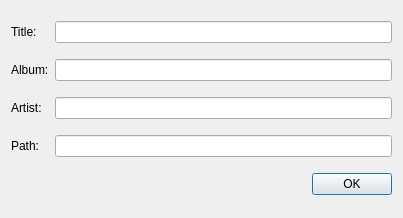
Before: the Qt Designer form propertiesfile.ui in zakariakov/goldfinch, drawn with Qt 5.
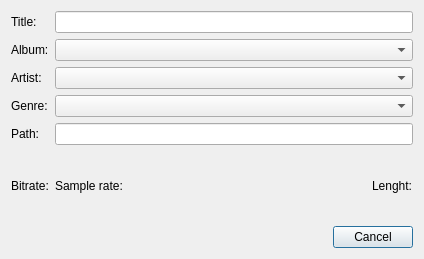
After: the same form once the commit is applied.

What changed in the file:
```diff
--- a/propertiesfile.ui
+++ b/propertiesfile.ui
@@ -6,8 +6,8 @@
    <rect>
     <x>0</x>
     <y>0</y>
-    <width>403</width>
-    <height>218</height>
+    <width>424</width>
+    <height>259</height>
    </rect>
   </property>
   <property name="windowTitle">
@@ -36,9 +36,9 @@
     </widget>
    </item>
    <item row="1" column="1">
-    <widget class="QLineEdit" name="lineEditAlbum">
-     <property name="readOnly">
-      <bool>true</bool>
+    <widget class="QComboBox" name="comboBoxAlbum">
+     <property name="editable">
+      <bool>false</bool>
      </property>
     </widget>
    </item>
@@ -50,33 +50,85 @@
     </widget>
    </item>
    <item row="2" column="1">
-    <widget class="QLineEdit" name="lineEditArtist">
-     <property name="readOnly">
-      <bool>true</bool>
+    <widget class="QComboBox" name="comboBoxArtist">
+     <property name="editable">
+      <bool>false</bool>
      </property>
     </widget>
    </item>
    <item row="3" column="0">
+    <widget class="QLabel" name="label_9">
+     <property name="text">
+      <string>Genre:</string>
+     </property>
+    </widget>
+   </item>
+   <item row="3" column="1">
+    <widget class="QComboBox" name="comboBoxGenre">
+     <property name="editable">
+      <bool>false</bool>
+     </property>
+    </widget>
+   </item>
+   <item row="4" column="0">
     <widget class="QLabel" name="label_4">
      <property name="text">
       <string>Path:</string>
      </property>
     </widget>
    </item>
-   <item row="3" column="1">
+   <item row="4" column="1">
     <widget class="QLineEdit" name="lineEditPath">
      <property name="readOnly">
       <bool>true</bool>
      </property>
     </widget>
    </item>
-   <item row="4" column="0" colspan="2">
+   <item row="5" column="0" colspan="2">
+    <layout class="QHBoxLayout" name="horizontalLayout">
+     <item>
+      <widget class="QLabel" name="labelBitrate">
+       <property name="text">
+        <string>Bitrate:</string>
+       </property>
+      </widget>
+     </item>
+     <item>
+      <widget class="QLabel" name="labelSampleRate">
+       <property name="text">
+        <string>Sample rate:</string>
+       </property>
+      </widget>
+     </item>
+     <item>
+      <spacer name="horizontalSpacer">
+       <property name="orientation">
+        <enum>Qt::Horizontal</enum>
+       </property>
+       <property name="sizeHint" stdset="0">
+        <size>
+         <width>40</width>
+         <height>20</height>
+        </size>
+       </property>
+      </spacer>
+     </item>
+     <item>
+      <widget class="QLabel" name="labelLanght">
+       <property name="text">
+        <string>Lenght:</string>
+       </property>
+      </widget>
+     </item>
+    </layout>
+   </item>
+   <item row="6" column="0" colspan="2">
     <widget class="QDialogButtonBox" name="buttonBox">
      <property name="orientation">
       <enum>Qt::Horizontal</enum>
      </property>
      <property name="standardButtons">
-      <set>QDialogButtonBox::Ok</set>
+      <set>QDialogButtonBox::Cancel</set>
      </property>
     </widget>
    </item>
```
